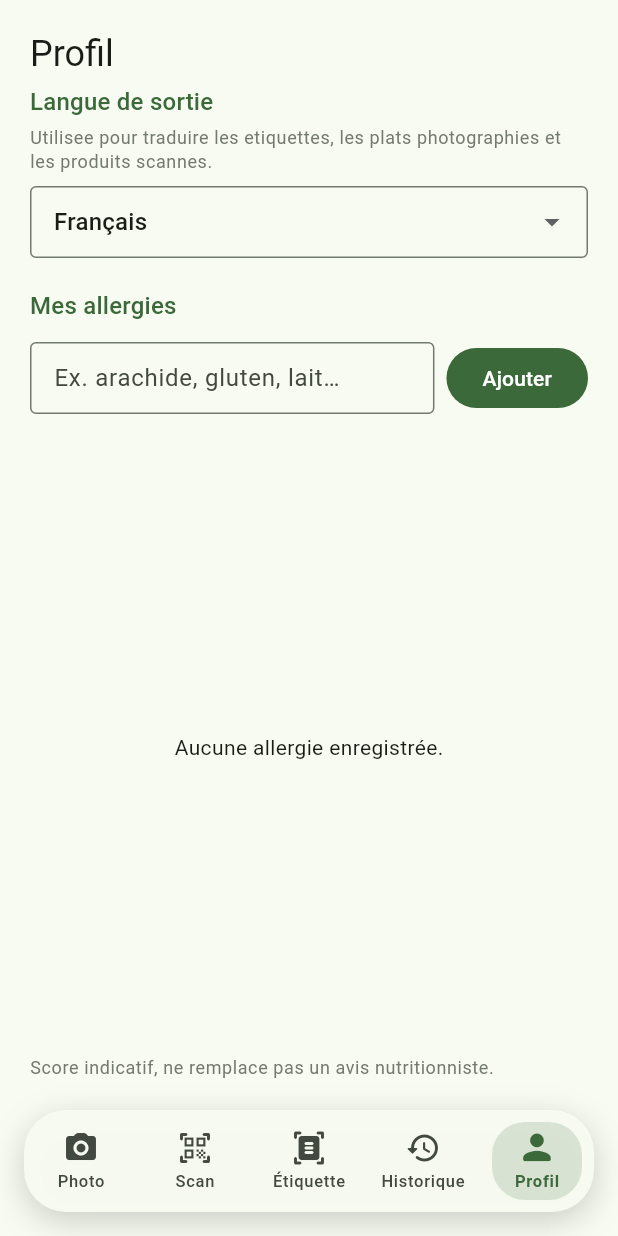
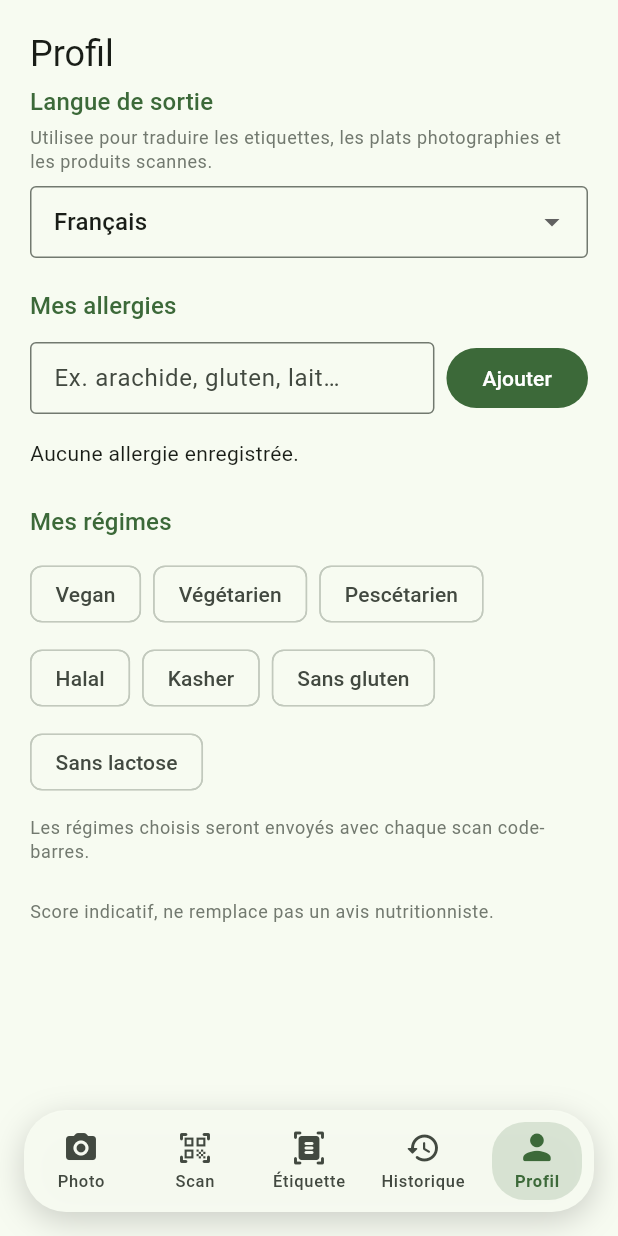
Before and after one commit to Matteodt974/MyAm, a Flutter app: the screen it shows after launch, item 5 of the bottom bar chosen, on a phone screen of 412 x 824 dp. Run offline on Flutter 3.47's test engine with Material 3 defaults, Android fonts, the phone set to English and light mode, and no system bars; our stand-ins replace csv, dio, flutter_riverpod, flutter_secure_storage, freezed_annotation, go_router and 4 more; missing offline and left inert: google_mlkit_text_recognition, mobile_scanner; accounts and stored records are empty; generated files the repository leaves out were written again; statements that could not run were skipped.

Commit message:
feat: diet frontend

```diff
--- a/frontend/lib/features/home/presentation/home_shell.dart
+++ b/frontend/lib/features/home/presentation/home_shell.dart
@@ -18,6 +18,7 @@ import '../../scan_dish/presentation/picture_tab.dart';
 import '../../scan_label/presentation/label_tab.dart';
 import '../../history/presentation/history_screen.dart';
 import '../../profile_allergies/presentation/allergy_controller.dart';
+import '../../profile_allergies/presentation/diet_controller.dart';
 
 class HomeShell extends ConsumerStatefulWidget {
   const HomeShell({super.key});
@@ -118,13 +119,16 @@ class _HomeShellState extends ConsumerState<HomeShell> {
     try {
       if (_productFormats.contains(detected.format)) {
         final allergies = ref.read(allergyControllerProvider).value ?? [];
+        final diets = ref.read(dietControllerProvider).value ?? [];
         //if (allergies.isEmpty) {
         //_showSnack(
         //  'Aucune allergie enregistrée. Allez dans votre profil pour en ajouter.',
         //);
         //return;
         //}
-        await ref.read(scanControllerProvider.notifier).scan(value, allergies);
+        await ref
+            .read(scanControllerProvider.notifier)
+            .scan(value, allergies, diets);
 
         if (!mounted) return;
 
--- a/frontend/lib/features/profile_allergies/presentation/profile_screen.dart
+++ b/frontend/lib/features/profile_allergies/presentation/profile_screen.dart
@@ -4,6 +4,7 @@ import 'package:flutter_riverpod/flutter_riverpod.dart';
 
 import '../../../core/constants/languages.dart';
 import 'allergy_controller.dart';
+import 'diet_controller.dart';
 import 'language_controller.dart';
 
 class ProfileScreen extends ConsumerStatefulWidget {
@@ -15,6 +16,16 @@ class ProfileScreen extends ConsumerStatefulWidget {
 
 class _ProfileScreenState extends ConsumerState<ProfileScreen> {
   final _controller = TextEditingController();
+
+  static const _dietOptions = [
+    (value: 'VEGAN', label: 'Vegan'),
+    (value: 'VEGETARIAN', label: 'Végétarien'),
+    (value: 'PESCETARIAN', label: 'Pescétarien'),
+    (value: 'HALAL', label: 'Halal'),
+    (value: 'KOSHER', label: 'Kasher'),
+    (value: 'GLUTEN_FREE', label: 'Sans gluten'),
+    (value: 'LACTOSE_FREE', label: 'Sans lactose'),
+  ];
 
   @override
   void dispose() {
@@ -36,7 +47,7 @@ class _ProfileScreenState extends ConsumerState<ProfileScreen> {
   @override
   Widget build(BuildContext context) {
     final allergiesAsync = ref.watch(allergyControllerProvider);
-
+    final dietsAsync = ref.watch(dietControllerProvider);
     final languageAsync = ref.watch(languageControllerProvider);
 
     final theme = Theme.of(context);
@@ -44,8 +55,7 @@ class _ProfileScreenState extends ConsumerState<ProfileScreen> {
     return SafeArea(
       child: Padding(
         padding: const EdgeInsets.all(20),
-        child: Column(
-          crossAxisAlignment: CrossAxisAlignment.start,
+        child: ListView(
           children: [
             Text('Profil', style: theme.textTheme.headlineSmall),
             const SizedBox(height: 4),
@@ -117,17 +127,14 @@ class _ProfileScreenState extends ConsumerState<ProfileScreen> {
               ],
             ),
             const SizedBox(height: 16),
-            Expanded(
-              child: allergiesAsync.when(
+            allergiesAsync.when(
               loading: () => const Center(child: CircularProgressIndicator()),
               error: (e, _) => Center(child: Text('Erreur : $e')),
               data: (allergies) {
                 if (allergies.isEmpty) {
-                    return Center(
-                      child: Text(
+                  return Text(
                     'Aucune allergie enregistrée.',
                     style: theme.textTheme.bodyMedium,
-                      ),
                   );
                 }
                 return Wrap(
@@ -145,7 +152,42 @@ class _ProfileScreenState extends ConsumerState<ProfileScreen> {
                 );
               },
             ),
+            const SizedBox(height: 24),
+            Text(
+              'Mes régimes',
+              style: theme.textTheme.titleMedium?.copyWith(
+                color: theme.colorScheme.primary,
               ),
+            ),
+            const SizedBox(height: 12),
+            dietsAsync.when(
+              loading: () => const Center(child: CircularProgressIndicator()),
+              error: (e, _) => Center(child: Text('Erreur : $e')),
+              data: (diets) {
+                return Wrap(
+                  spacing: 8,
+                  runSpacing: 8,
+                  children: [
+                    for (final option in _dietOptions)
+                      FilterChip(
+                        label: Text(option.label),
+                        selected: diets.contains(option.value),
+                        onSelected: (_) => ref
+                            .read(dietControllerProvider.notifier)
+                            .toggle(option.value),
+                      ),
+                  ],
+                );
+              },
+            ),
+            const SizedBox(height: 12),
+            Text(
+              'Les régimes choisis seront envoyés avec chaque scan code-barres.',
+              style: theme.textTheme.bodySmall?.copyWith(
+                color: theme.colorScheme.outline,
+              ),
+            ),
+            const SizedBox(height: 24),
             Text(
               'Score indicatif, ne remplace pas un avis nutritionniste.',
               style: theme.textTheme.bodySmall?.copyWith(
```
Also changed, not shown: frontend/lib/features/profile_allergies/data/diet_local_store.dart (added, +36 -0 lines), frontend/lib/features/profile_allergies/presentation/diet_controller.dart (added, +33 -0 lines), frontend/lib/features/scan_barcode/data/barcode_repository.dart (+7 -1 lines), frontend/lib/features/scan_barcode/data/product_result.dart (+73 -28 lines), frontend/lib/features/scan_barcode/presentation/product_result_sheet.dart (+61 -0 lines), frontend/lib/features/scan_barcode/presentation/scan_controller.dart (+6 -2 lines). Lines whose indentation alone changed are shown as unchanged.
